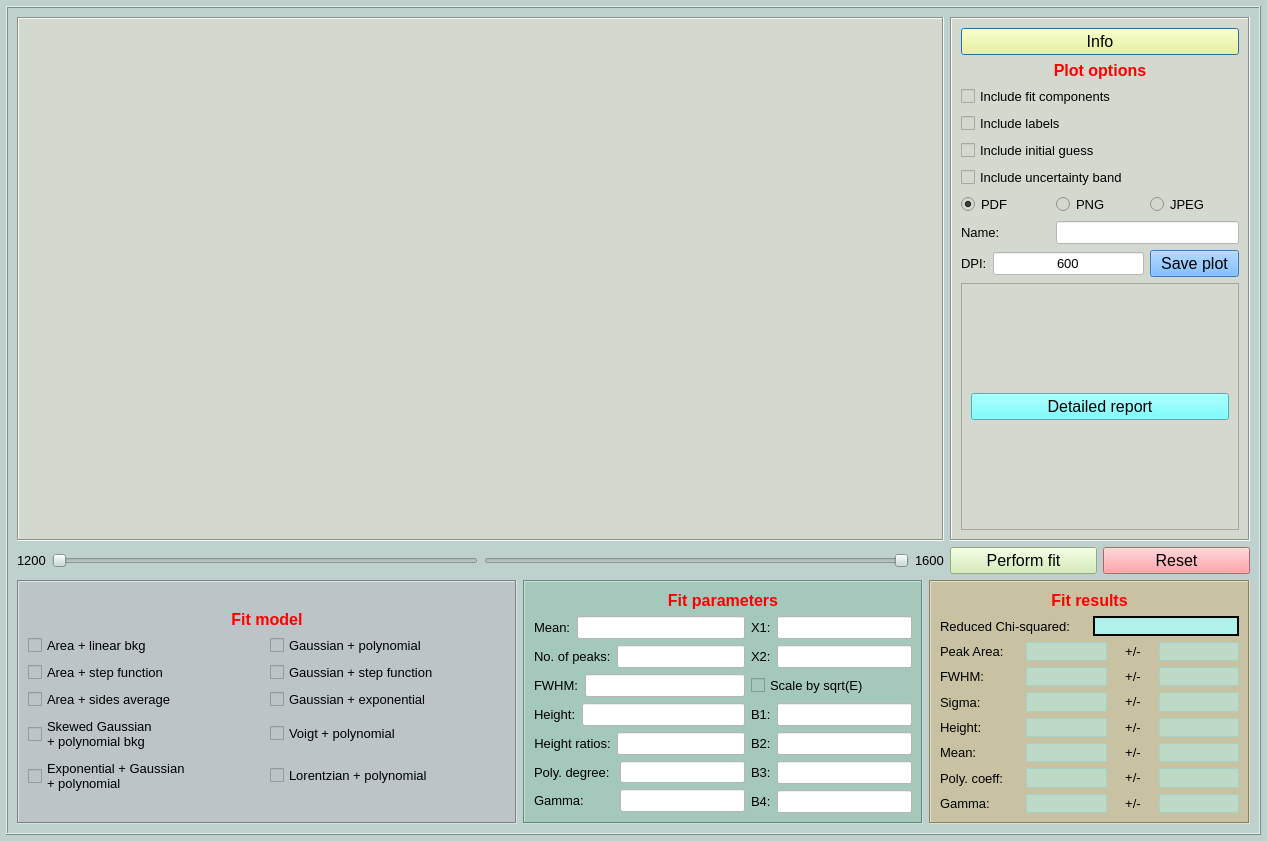
This is wara/ui/win_adv_fit.ui in NASA-Planetary-Science/wara as Qt 5 draws it before an edit. The edited form follows.
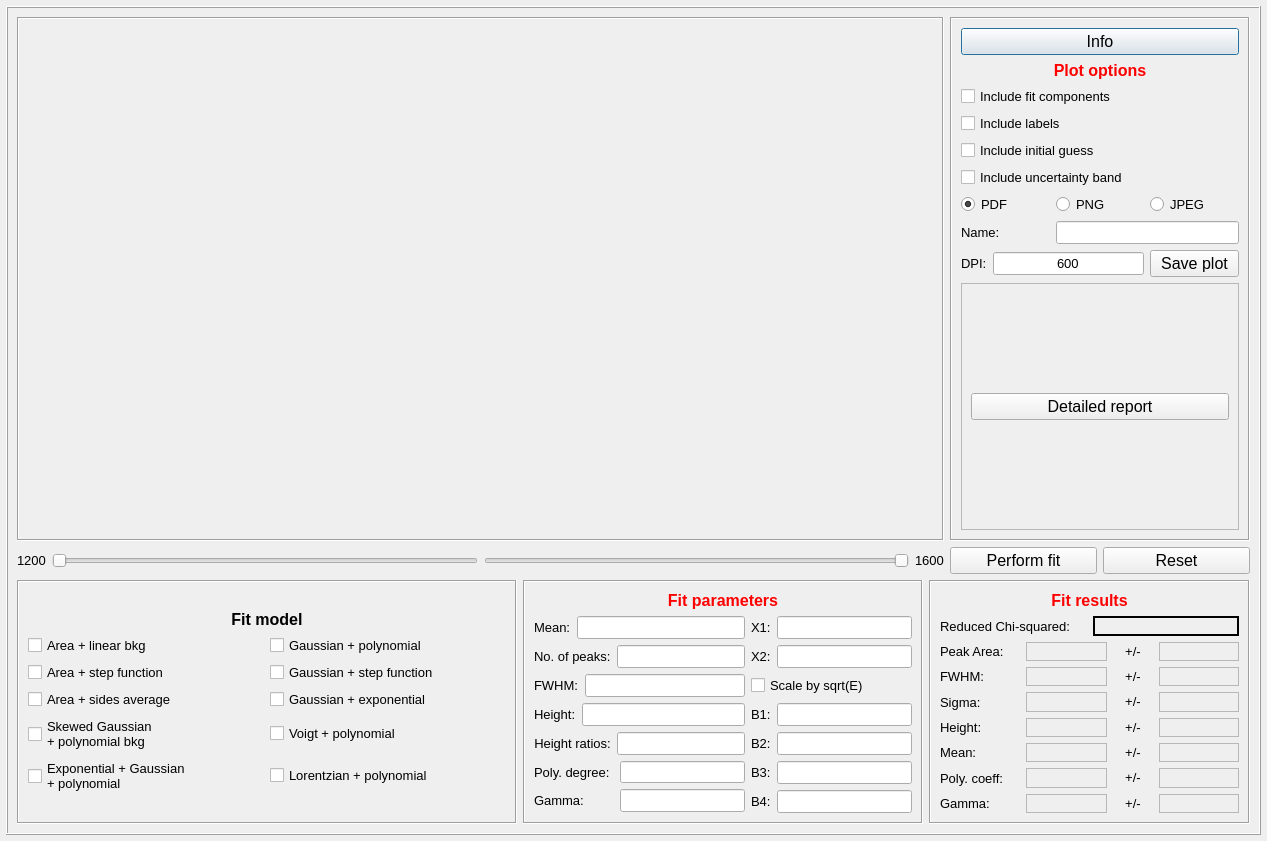
This is the edited form. Custom widgets are drawn as their Qt base class.

Commit message: Add dark color theme to GUI display

What changed in the file:
```diff
--- a/wara/ui/win_adv_fit.ui
+++ b/wara/ui/win_adv_fit.ui
@@ -19,9 +19,6 @@
   <property name="windowTitle">
    <string>Dialog</string>
   </property>
-  <property name="styleSheet">
-   <string notr="true">background-color: rgb(190, 209, 206);</string>
-  </property>
   <layout class="QGridLayout" name="gridLayout">
    <property name="leftMargin">
     <number>6</number>
@@ -58,9 +55,6 @@
           <height>400</height>
          </size>
         </property>
-        <property name="styleSheet">
-         <string notr="true">background-color: rgb(212, 217, 208);</string>
-        </property>
         <property name="frameShape">
          <enum>QFrame::Box</enum>
         </property>
@@ -122,9 +116,6 @@
           <height>16777215</height>
          </size>
         </property>
-        <property name="styleSheet">
-         <string notr="true">background-color: rgb(212, 217, 208);</string>
-        </property>
         <property name="frameShape">
          <enum>QFrame::Box</enum>
         </property>
@@ -141,9 +132,6 @@
                <pointsize>12</pointsize>
               </font>
              </property>
-             <property name="styleSheet">
-              <string notr="true">background-color: rgb(255, 255, 127);</string>
-             </property>
              <property name="text">
               <string>Info</string>
              </property>
@@ -225,9 +213,6 @@
                  <pointsize>12</pointsize>
                 </font>
                </property>
-               <property name="styleSheet">
-                <string notr="true">background-color: rgb(85, 170, 255);</string>
-               </property>
                <property name="text">
                 <string>Save plot</string>
                </property>
@@ -254,9 +239,6 @@
                    <pointsize>10</pointsize>
                   </font>
                  </property>
-                 <property name="styleSheet">
-                  <string notr="true">background-color: rgb(255, 255, 255);</string>
-                 </property>
                  <property name="text">
                   <string>600</string>
                  </property>
@@ -328,9 +310,6 @@
                  <pointsize>10</pointsize>
                 </font>
                </property>
-               <property name="styleSheet">
-                <string notr="true">background-color: rgb(255, 255, 255);</string>
-               </property>
               </widget>
              </item>
             </layout>
@@ -353,9 +332,6 @@
                 <pointsize>12</pointsize>
                </font>
               </property>
-              <property name="styleSheet">
-               <string notr="true">background-color: rgb(85, 255, 255);</string>
-              </property>
               <property name="text">
                <string>Detailed report</string>
               </property>
@@ -441,9 +417,6 @@
             <pointsize>12</pointsize>
            </font>
           </property>
-          <property name="styleSheet">
-           <string notr="true">background-color: rgb(207, 236, 171);</string>
-          </property>
           <property name="text">
            <string>Perform fit</string>
           </property>
@@ -456,9 +429,6 @@
             <pointsize>12</pointsize>
            </font>
           </property>
-          <property name="styleSheet">
-           <string notr="true">background-color: rgb(255, 137, 143);</string>
-          </property>
           <property name="text">
            <string>Reset</string>
           </property>
@@ -488,9 +458,6 @@
             <height>16777215</height>
            </size>
           </property>
-          <property name="styleSheet">
-           <string notr="true">background-color: rgb(188, 196, 200);</string>
-          </property>
           <property name="frameShape">
            <enum>QFrame::Box</enum>
           </property>
@@ -521,9 +488,6 @@
                  <bold>true</bold>
                 </font>
                </property>
-               <property name="styleSheet">
-                <string notr="true">color: rgb(255, 0, 0);</string>
-               </property>
                <property name="text">
                 <string>Fit model</string>
                </property>
@@ -686,9 +650,6 @@
             <height>16777215</height>
            </size>
           </property>
-          <property name="styleSheet">
-           <string notr="true">background-color: rgb(165, 200, 188);</string>
-          </property>
           <property name="frameShape">
            <enum>QFrame::Box</enum>
           </property>
@@ -724,9 +685,6 @@
                      <pointsize>10</pointsize>
                     </font>
                    </property>
-                   <property name="styleSheet">
-                    <string notr="true">background-color: rgb(255, 255, 255);</string>
-                   </property>
                   </widget>
                  </item>
                 </layout>
@@ -752,9 +710,6 @@
                      <pointsize>10</pointsize>
                     </font>
                    </property>
-                   <property name="styleSheet">
-                    <string notr="true">background-color: rgb(255, 255, 255);</string>
-                   </property>
                   </widget>
                  </item>
                 </layout>
@@ -780,9 +735,6 @@
                      <pointsize>10</pointsize>
                     </font>
                    </property>
-                   <property name="styleSheet">
-                    <string notr="true">background-color: rgb(255, 255, 255);</string>
-                   </property>
                   </widget>
                  </item>
                 </layout>
@@ -808,9 +760,6 @@
                      <pointsize>10</pointsize>
                     </font>
                    </property>
-                   <property name="styleSheet">
-                    <string notr="true">background-color: rgb(255, 255, 255);</string>
-                   </property>
                   </widget>
                  </item>
                 </layout>
@@ -836,9 +785,6 @@
                      <pointsize>10</pointsize>
                     </font>
                    </property>
-                   <property name="styleSheet">
-                    <string notr="true">background-color: rgb(255, 255, 255);</string>
-                   </property>
                   </widget>
                  </item>
                 </layout>
@@ -867,9 +813,6 @@
                      <pointsize>10</pointsize>
                     </font>
                    </property>
-                   <property name="styleSheet">
-                    <string notr="true">background-color: rgb(255, 255, 255);</string>
-                   </property>
                   </widget>
                  </item>
                 </layout>
@@ -898,9 +841,6 @@
                      <pointsize>10</pointsize>
                     </font>
                    </property>
-                   <property name="styleSheet">
-                    <string notr="true">background-color: rgb(255, 255, 255);</string>
-                   </property>
                   </widget>
                  </item>
                 </layout>
@@ -926,9 +866,6 @@
                      <pointsize>10</pointsize>
                     </font>
                    </property>
-                   <property name="styleSheet">
-                    <string notr="true">background-color: rgb(255, 255, 255);</string>
-                   </property>
                   </widget>
                  </item>
                 </layout>
@@ -942,9 +879,6 @@
                      <pointsize>10</pointsize>
                     </font>
                    </property>
-                   <property name="styleSheet">
-                    <string notr="true">background-color: rgb(255, 255, 255);</string>
-                   </property>
                   </widget>
                  </item>
                  <item row="1" column="0">
@@ -973,9 +907,6 @@
                  </item>
                  <item row="0" column="1">
                   <widget class="QLineEdit" name="lineEdit_2">
-                   <property name="styleSheet">
-                    <string notr="true">background-color: rgb(255, 255, 255);</string>
-                   </property>
                   </widget>
                  </item>
                 </layout>
@@ -989,9 +920,6 @@
                      <pointsize>10</pointsize>
                     </font>
                    </property>
-                   <property name="styleSheet">
-                    <string notr="true">background-color: rgb(255, 255, 255);</string>
-                   </property>
                   </widget>
                  </item>
                  <item row="0" column="0">
@@ -1041,9 +969,6 @@
                      <pointsize>10</pointsize>
                     </font>
                    </property>
-                   <property name="styleSheet">
-                    <string notr="true">background-color: rgb(255, 255, 255);</string>
-                   </property>
                   </widget>
                  </item>
                  <item row="1" column="0" colspan="2">
@@ -1067,9 +992,6 @@
                        <pointsize>10</pointsize>
                       </font>
                      </property>
-                     <property name="styleSheet">
-                      <string notr="true">background-color: rgb(255, 255, 255);</string>
-                     </property>
                     </widget>
                    </item>
                   </layout>
@@ -1121,9 +1043,6 @@
             <height>16777215</height>
            </size>
           </property>
-          <property name="styleSheet">
-           <string notr="true">background-color: rgb(200, 194, 163);</string>
-          </property>
           <property name="frameShape">
            <enum>QFrame::Box</enum>
           </property>
@@ -1175,9 +1094,6 @@
                    <pointsize>10</pointsize>
                   </font>
                  </property>
-                 <property name="styleSheet">
-                  <string notr="true">background-color: rgba(170, 255, 255, 200);</string>
-                 </property>
                  <property name="frameShape">
                   <enum>QFrame::WinPanel</enum>
                  </property>
@@ -1212,9 +1128,6 @@
                    <pointsize>10</pointsize>
                   </font>
                  </property>
-                 <property name="styleSheet">
-                  <string notr="true">background-color: rgba(170, 255, 255, 100);</string>
-                 </property>
                  <property name="frameShape">
                   <enum>QFrame::StyledPanel</enum>
                  </property>
@@ -1254,9 +1167,6 @@
                    <pointsize>10</pointsize>
                   </font>
                  </property>
-                 <property name="styleSheet">
-                  <string notr="true">background-color: rgba(170, 255, 255, 100);</string>
-                 </property>
                  <property name="frameShape">
                   <enum>QFrame::StyledPanel</enum>
                  </property>
@@ -1288,9 +1198,6 @@
                    <pointsize>10</pointsize>
                   </font>
                  </property>
-                 <property name="styleSheet">
-                  <string notr="true">background-color: rgba(170, 255, 255, 100);</string>
-                 </property>
                  <property name="frameShape">
                   <enum>QFrame::StyledPanel</enum>
                  </property>
@@ -1330,9 +1237,6 @@
                    <pointsize>10</pointsize>
                   </font>
                  </property>
-                 <property name="styleSheet">
-                  <string notr="true">background-color: rgba(170, 255, 255, 100);</string>
-                 </property>
                  <property name="frameShape">
                   <enum>QFrame::StyledPanel</enum>
                  </property>
@@ -1364,9 +1268,6 @@
                    <pointsize>10</pointsize>
                   </font>
                  </property>
-                 <property name="styleSheet">
-                  <string notr="true">background-color: rgba(170, 255, 255, 100);</string>
-                 </property>
                  <property name="frameShape">
                   <enum>QFrame::StyledPanel</enum>
                  </property>
@@ -1406,9 +1307,6 @@
                    <pointsize>10</pointsize>
                   </font>
                  </property>
-                 <property name="styleSheet">
-                  <string notr="true">background-color: rgba(170, 255, 255, 100);</string>
-                 </property>
                  <property name="frameShape">
                   <enum>QFrame::StyledPanel</enum>
                  </property>
@@ -1440,9 +1338,6 @@
                    <pointsize>10</pointsize>
                   </font>
                  </property>
-                 <property name="styleSheet">
-                  <string notr="true">background-color: rgba(170, 255, 255, 100);</string>
-                 </property>
                  <property name="frameShape">
                   <enum>QFrame::StyledPanel</enum>
                  </property>
@@ -1482,9 +1377,6 @@
                    <pointsize>10</pointsize>
                   </font>
                  </property>
-                 <property name="styleSheet">
-                  <string notr="true">background-color: rgba(170, 255, 255, 100);</string>
-                 </property>
                  <property name="frameShape">
                   <enum>QFrame::StyledPanel</enum>
                  </property>
@@ -1516,9 +1408,6 @@
                    <pointsize>10</pointsize>
                   </font>
                  </property>
-                 <property name="styleSheet">
-                  <string notr="true">background-color: rgba(170, 255, 255, 100);</string>
-                 </property>
                  <property name="frameShape">
                   <enum>QFrame::StyledPanel</enum>
                  </property>
@@ -1558,9 +1447,6 @@
                    <pointsize>10</pointsize>
                   </font>
                  </property>
-                 <property name="styleSheet">
-                  <string notr="true">background-color: rgba(170, 255, 255, 100);</string>
-                 </property>
                  <property name="frameShape">
                   <enum>QFrame::StyledPanel</enum>
                  </property>
@@ -1592,9 +1478,6 @@
                    <pointsize>10</pointsize>
                   </font>
                  </property>
-                 <property name="styleSheet">
-                  <string notr="true">background-color: rgba(170, 255, 255, 100);</string>
-                 </property>
                  <property name="frameShape">
                   <enum>QFrame::StyledPanel</enum>
                  </property>
@@ -1634,9 +1517,6 @@
                    <pointsize>10</pointsize>
                   </font>
                  </property>
-                 <property name="styleSheet">
-                  <string notr="true">background-color: rgba(170, 255, 255, 100);</string>
-                 </property>
                  <property name="frameShape">
                   <enum>QFrame::StyledPanel</enum>
                  </property>
@@ -1668,9 +1548,6 @@
                    <pointsize>10</pointsize>
                   </font>
                  </property>
-                 <property name="styleSheet">
-                  <string notr="true">background-color: rgba(170, 255, 255, 100);</string>
-                 </property>
                  <property name="frameShape">
                   <enum>QFrame::StyledPanel</enum>
                  </property>
@@ -1710,9 +1587,6 @@
                    <pointsize>10</pointsize>
                   </font>
                  </property>
-                 <property name="styleSheet">
-                  <string notr="true">background-color: rgba(170, 255, 255, 100);</string>
-                 </property>
                  <property name="frameShape">
                   <enum>QFrame::StyledPanel</enum>
                  </property>
```
The commit also changes 28 other files.
